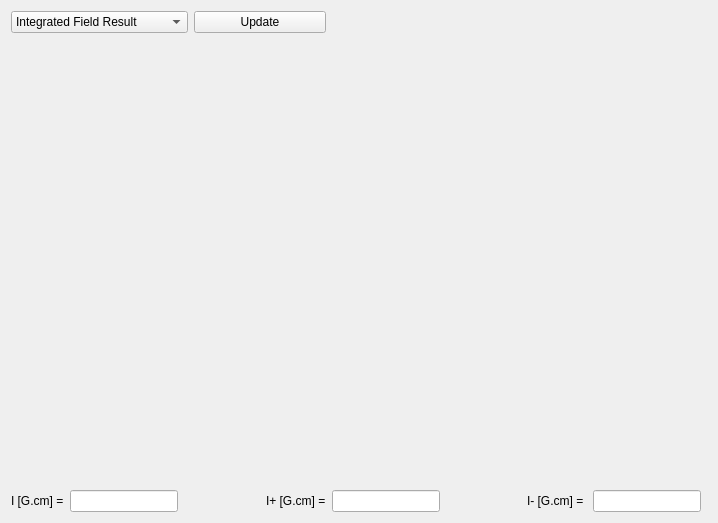
Above: flipcoil/gui/ui/analysiswidget.ui from lnls-ima/flip-coil-control before the change. Below: the same form after it.
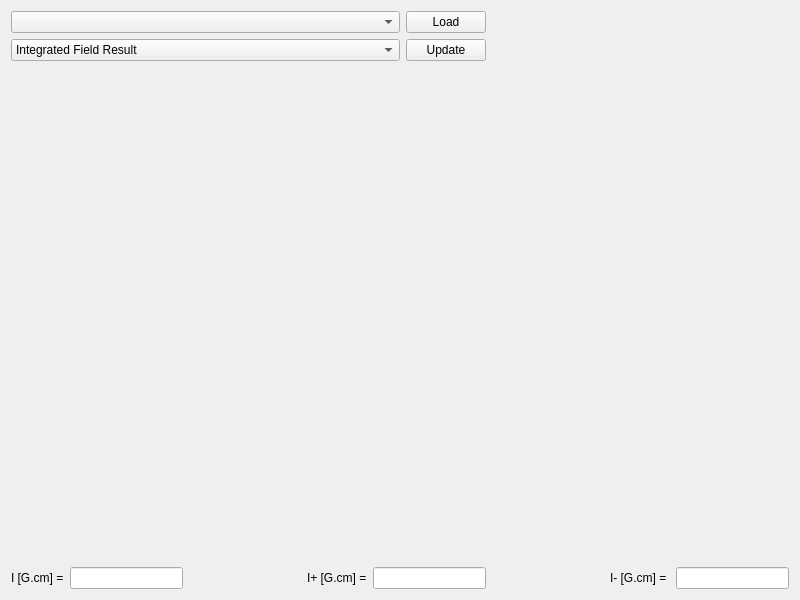
That is the form after the change.

What changed in the file:
```diff
--- a/flipcoil/gui/ui/analysiswidget.ui
+++ b/flipcoil/gui/ui/analysiswidget.ui
@@ -6,82 +6,15 @@
    <rect>
     <x>0</x>
     <y>0</y>
-    <width>718</width>
-    <height>523</height>
+    <width>800</width>
+    <height>600</height>
    </rect>
   </property>
   <property name="windowTitle">
    <string>Form</string>
   </property>
   <layout class="QGridLayout" name="gridLayout">
-   <item row="0" column="0" colspan="4">
-    <layout class="QHBoxLayout" name="horizontalLayout">
-     <item>
-      <widget class="QComboBox" name="cmb_plot">
-       <property name="sizePolicy">
-        <sizepolicy hsizetype="Preferred" vsizetype="Maximum">
-         <horstretch>0</horstretch>
-         <verstretch>0</verstretch>
-        </sizepolicy>
-       </property>
-       <item>
-        <property name="text">
-         <string>Integrated Field Result</string>
-        </property>
-       </item>
-       <item>
-        <property name="text">
-         <string>Forward Results</string>
-        </property>
-       </item>
-       <item>
-        <property name="text">
-         <string>Backward Results</string>
-        </property>
-       </item>
-       <item>
-        <property name="text">
-         <string>Forward/Backward Results</string>
-        </property>
-       </item>
-       <item>
-        <property name="text">
-         <string>Forward Voltage</string>
-        </property>
-       </item>
-       <item>
-        <property name="text">
-         <string>Backward Voltage</string>
-        </property>
-       </item>
-       <item>
-        <property name="text">
-         <string>Forward/Backward Voltage</string>
-        </property>
-       </item>
-       <item>
-        <property name="text">
-         <string>Positioning Error</string>
-        </property>
-       </item>
-      </widget>
-     </item>
-     <item>
-      <widget class="QPushButton" name="pbt_update">
-       <property name="sizePolicy">
-        <sizepolicy hsizetype="Preferred" vsizetype="Maximum">
-         <horstretch>0</horstretch>
-         <verstretch>0</verstretch>
-        </sizepolicy>
-       </property>
-       <property name="text">
-        <string>Update</string>
-       </property>
-      </widget>
-     </item>
-    </layout>
-   </item>
-   <item row="1" column="0" colspan="9">
+   <item row="2" column="0" colspan="8">
     <widget class="QWidget" name="wg_plot" native="true">
      <property name="sizePolicy">
       <sizepolicy hsizetype="Preferred" vsizetype="Expanding">
@@ -91,7 +24,7 @@
      </property>
     </widget>
    </item>
-   <item row="2" column="0">
+   <item row="3" column="0">
     <widget class="QLabel" name="label">
      <property name="sizePolicy">
       <sizepolicy hsizetype="Preferred" vsizetype="Maximum">
@@ -104,7 +37,7 @@
      </property>
     </widget>
    </item>
-   <item row="2" column="1">
+   <item row="3" column="1">
     <widget class="QLineEdit" name="le_result">
      <property name="sizePolicy">
       <sizepolicy hsizetype="Expanding" vsizetype="Fixed">
@@ -117,7 +50,7 @@
      </property>
     </widget>
    </item>
-   <item row="2" column="2">
+   <item row="3" column="2">
     <spacer name="horizontalSpacer_2">
      <property name="orientation">
       <enum>Qt::Horizontal</enum>
@@ -130,17 +63,17 @@
      </property>
     </spacer>
    </item>
-   <item row="2" column="3">
+   <item row="3" column="3">
     <widget class="QLabel" name="label_2">
      <property name="text">
       <string>I+ [G.cm] =</string>
      </property>
     </widget>
    </item>
-   <item row="2" column="4">
+   <item row="3" column="4">
     <widget class="QLineEdit" name="le_result_f"/>
    </item>
-   <item row="2" column="5">
+   <item row="3" column="5">
     <spacer name="horizontalSpacer_3">
      <property name="orientation">
       <enum>Qt::Horizontal</enum>
@@ -153,16 +86,104 @@
      </property>
     </spacer>
    </item>
-   <item row="2" column="6">
+   <item row="3" column="6">
     <widget class="QLabel" name="label_3">
      <property name="text">
       <string>I- [G.cm] = </string>
      </property>
     </widget>
    </item>
-   <item row="2" column="7">
+   <item row="3" column="7">
     <widget class="QLineEdit" name="le_result_b"/>
    </item>
+   <item row="0" column="0" colspan="5">
+    <layout class="QHBoxLayout" name="horizontalLayout_2">
+     <item>
+      <widget class="QComboBox" name="cmb_meas_name">
+       <property name="sizePolicy">
+        <sizepolicy hsizetype="Expanding" vsizetype="Fixed">
+         <horstretch>0</horstretch>
+         <verstretch>0</verstretch>
+        </sizepolicy>
+       </property>
+      </widget>
+     </item>
+     <item>
+      <widget class="QPushButton" name="pbt_load_meas">
+       <property name="text">
+        <string>Load</string>
+       </property>
+      </widget>
+     </item>
+    </layout>
+   </item>
+   <item row="1" column="0" colspan="5">
+    <layout class="QHBoxLayout" name="horizontalLayout">
+     <item>
+      <widget class="QComboBox" name="cmb_plot">
+       <property name="sizePolicy">
+        <sizepolicy hsizetype="Preferred" vsizetype="Maximum">
+         <horstretch>0</horstretch>
+         <verstretch>0</verstretch>
+        </sizepolicy>
+       </property>
+       <item>
+        <property name="text">
+         <string>Integrated Field Result</string>
+        </property>
+       </item>
+       <item>
+        <property name="text">
+         <string>Forward Results</string>
+        </property>
+       </item>
+       <item>
+        <property name="text">
+         <string>Backward Results</string>
+        </property>
+       </item>
+       <item>
+        <property name="text">
+         <string>Forward/Backward Results</string>
+        </property>
+       </item>
+       <item>
+        <property name="text">
+         <string>Forward Voltage</string>
+        </property>
+       </item>
+       <item>
+        <property name="text">
+         <string>Backward Voltage</string>
+        </property>
+       </item>
+       <item>
+        <property name="text">
+         <string>Forward/Backward Voltage</string>
+        </property>
+       </item>
+       <item>
+        <property name="text">
+         <string>Positioning Error</string>
+        </property>
+       </item>
+      </widget>
+     </item>
+     <item>
+      <widget class="QPushButton" name="pbt_update">
+       <property name="sizePolicy">
+        <sizepolicy hsizetype="Maximum" vsizetype="Maximum">
+         <horstretch>0</horstretch>
+         <verstretch>0</verstretch>
+        </sizepolicy>
+       </property>
+       <property name="text">
+        <string>Update</string>
+       </property>
+      </widget>
+     </item>
+    </layout>
+   </item>
   </layout>
  </widget>
  <resources/>
```
